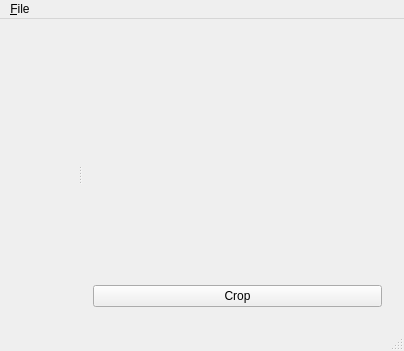
The window that mainwindow.ui (aciliketcap/cropper) describes before a commit, drawn with Qt 5.
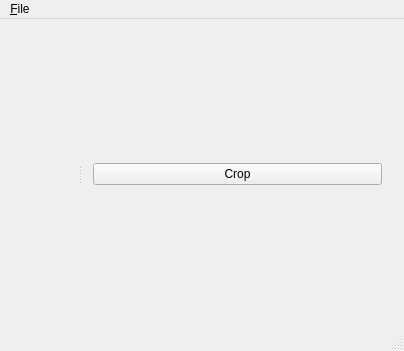
The same window after the commit.

Commit message: Cropped image is resizable and preserves aspect ratio when it scales.

Patch:
```diff
--- a/mainwindow.ui
+++ b/mainwindow.ui
@@ -28,30 +28,6 @@
       </widget>
       <widget class="QWidget" name="layoutWidget">
        <layout class="QVBoxLayout" name="verticalLayout">
-        <item>
-         <layout class="QHBoxLayout" name="horizontalLayout_2">
-          <item>
-           <layout class="QVBoxLayout" name="verticalLayout_3">
-            <item alignment="Qt::AlignHCenter|Qt::AlignVCenter">
-             <widget class="QLabel" name="lblCroppedImg">
-              <property name="sizePolicy">
-               <sizepolicy hsizetype="Expanding" vsizetype="Expanding">
-                <horstretch>0</horstretch>
-                <verstretch>0</verstretch>
-               </sizepolicy>
-              </property>
-              <property name="text">
-               <string/>
-              </property>
-              <property name="alignment">
-               <set>Qt::AlignCenter</set>
-              </property>
-             </widget>
-            </item>
-           </layout>
-          </item>
-         </layout>
-        </item>
         <item>
          <widget class="QPushButton" name="btnCrop">
           <property name="text">
```
The commit also changes 5 other files.
